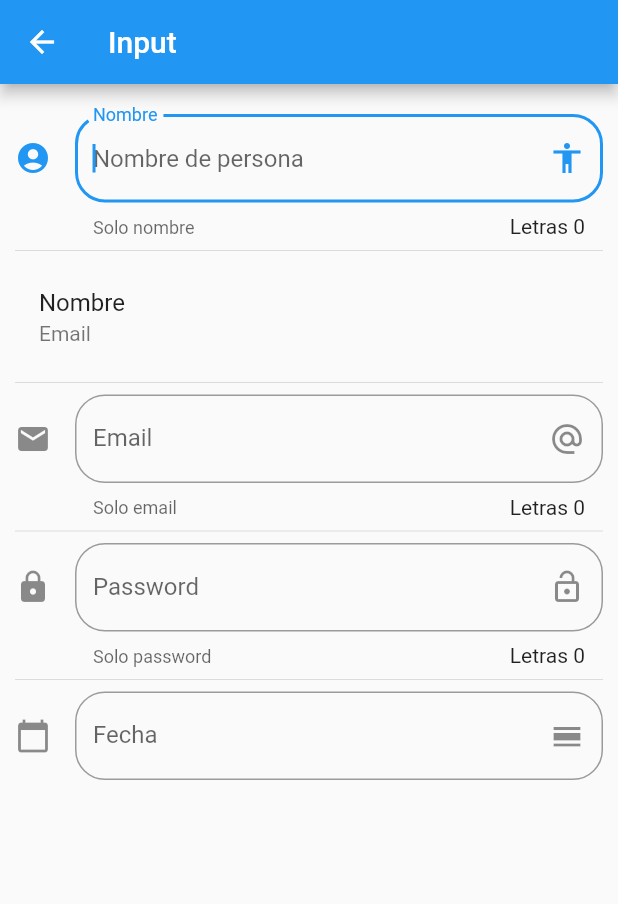
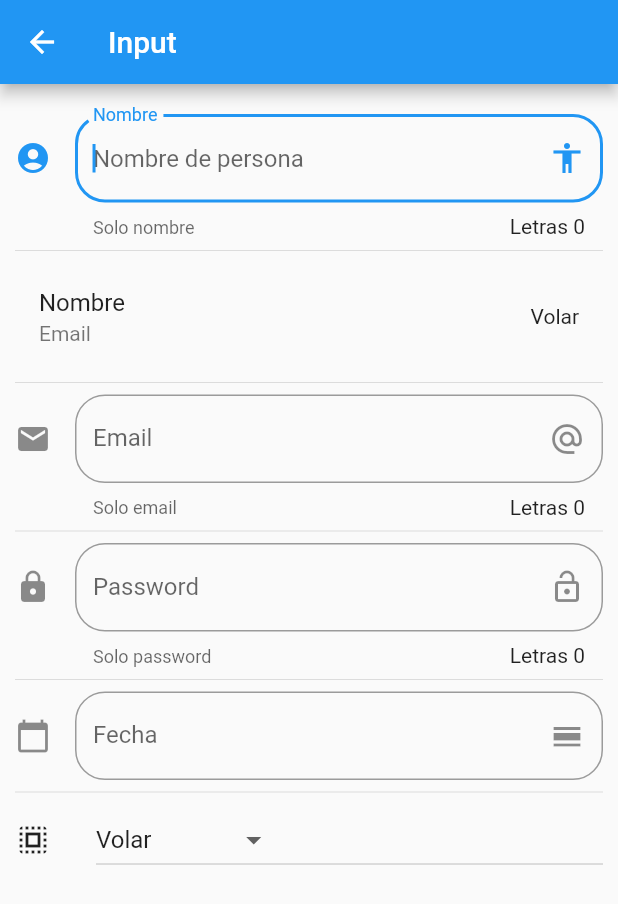
Before and after one commit to AlanCasasArevalo/Components-Flutter, a Flutter app: the InputPage screen opened by its route, on a phone screen of 412 x 824 dp. Shown: the top 904 px of the screen. Run offline on Flutter 3.47's test engine with Material 2 defaults, Android fonts, the phone set to English and light mode, and no system bars.

Commit message:
[FEATURE][INPUTS] * Input selected options was added

```diff
--- a/lib/src/pages/input_page.dart
+++ b/lib/src/pages/input_page.dart
@@ -6,13 +6,16 @@ class InputPage extends StatefulWidget {
 }
 
 class _InputPageState extends State<InputPage> {
-
   String _name = '';
   String _email = '';
   String _password = '';
   String _date = '';
+  String _optionSelected = 'Volar';
 
-  TextEditingController _inputTextFieldDateController = new TextEditingController();
+  List<String> _powers = ['Volar', 'Super Fuerza', 'Rayos laser'];
+
+  TextEditingController _inputTextFieldDateController =
+  new TextEditingController();
 
   @override
   Widget build(BuildContext context) {
@@ -31,7 +34,9 @@ class _InputPageState extends State<InputPage> {
           Divider(),
           _passwordCreation(),
           Divider(),
-          _dateCreation(context)
+          _dateCreation(context),
+          Divider(),
+          _dropDownCreation(),
         ],
       ),
     );
@@ -39,9 +44,8 @@ class _InputPageState extends State<InputPage> {
 
   Widget _personCreation() {
     return ListTile(
-      title: Text('Nombre ${ _name }'),
-      subtitle: Text('Email ${ _email }')
-    );
+        trailing: Text(_optionSelected),
+        title: Text('Nombre ${_name}'), subtitle: Text('Email ${_email}'));
   }
 
   Widget _inputCreate() {
@@ -49,16 +53,13 @@ class _InputPageState extends State<InputPage> {
       autofocus: true,
       textCapitalization: TextCapitalization.sentences,
       decoration: InputDecoration(
-          border: OutlineInputBorder(
-              borderRadius: BorderRadius.circular(20.0)
-          ),
-          counter: Text('Letras ${ _name.length }'),
+          border: OutlineInputBorder(borderRadius: BorderRadius.circular(20.0)),
+          counter: Text('Letras ${_name.length}'),
           hintText: 'Nombre de persona',
           labelText: 'Nombre',
           helperText: 'Solo nombre',
           suffixIcon: Icon(Icons.accessibility),
-          icon: Icon(Icons.account_circle)
-      ),
+          icon: Icon(Icons.account_circle)),
       onChanged: (value) {
         setState(() {
           _name = value;
@@ -71,16 +72,13 @@ class _InputPageState extends State<InputPage> {
     return TextField(
       keyboardType: TextInputType.emailAddress,
       decoration: InputDecoration(
-          border: OutlineInputBorder(
-              borderRadius: BorderRadius.circular(20.0)
-          ),
-          counter: Text('Letras ${ _email.length }'),
+          border: OutlineInputBorder(borderRadius: BorderRadius.circular(20.0)),
+          counter: Text('Letras ${_email.length}'),
           hintText: 'Email',
           labelText: 'Email',
           helperText: 'Solo email',
           suffixIcon: Icon(Icons.alternate_email),
-          icon: Icon(Icons.email)
-      ),
+          icon: Icon(Icons.email)),
       onChanged: (value) {
         setState(() {
           _email = value;
@@ -93,16 +91,13 @@ class _InputPageState extends State<InputPage> {
     return TextField(
       obscureText: true,
       decoration: InputDecoration(
-          border: OutlineInputBorder(
-              borderRadius: BorderRadius.circular(20.0)
-          ),
-          counter: Text('Letras ${ _email.length }'),
+          border: OutlineInputBorder(borderRadius: BorderRadius.circular(20.0)),
+          counter: Text('Letras ${_email.length}'),
           hintText: 'Password',
           labelText: 'Password',
           helperText: 'Solo password',
           suffixIcon: Icon(Icons.lock_open),
-          icon: Icon(Icons.lock)
-      ),
+          icon: Icon(Icons.lock)),
       onChanged: (value) {
         setState(() {
           _email = value;
@@ -116,14 +111,11 @@ class _InputPageState extends State<InputPage> {
       enableInteractiveSelection: false,
       controller: _inputTextFieldDateController,
       decoration: InputDecoration(
-          border: OutlineInputBorder(
-              borderRadius: BorderRadius.circular(20.0)
-          ),
+          border: OutlineInputBorder(borderRadius: BorderRadius.circular(20.0)),
           hintText: 'Fecha',
           labelText: 'Fecha',
           suffixIcon: Icon(Icons.calendar_view_day),
-          icon: Icon(Icons.calendar_today)
-      ),
+          icon: Icon(Icons.calendar_today)),
       onTap: () {
         FocusScope.of(context).requestFocus(new FocusNode());
         _selectDate(context);
@@ -137,8 +129,7 @@ class _InputPageState extends State<InputPage> {
         locale: Locale('es', 'ES'),
         initialDate: new DateTime.now(),
         firstDate: new DateTime(2019),
-        lastDate: new DateTime(2045)
-    );
+        lastDate: new DateTime(2045));
 
     if (picked != null) {
       setState(() {
@@ -148,4 +139,30 @@ class _InputPageState extends State<InputPage> {
     }
   }
 
+  Widget _dropDownCreation() {
+    Widget dropDown = DropdownButton(
+        value: _optionSelected,
+        items: _getOptionsDropDown(),
+        onChanged: (option) {
+          setState(() {
+            _optionSelected = option;
+          });
+        });
+
+    return Row(
+      children: [
+        Icon(Icons.select_all),
+        SizedBox(width: 30.0),
+        Expanded(child: dropDown)
+      ],
+    );
+  }
+
+  List<DropdownMenuItem<String>> _getOptionsDropDown() {
+    List<DropdownMenuItem<String>> list = new List();
+    _powers.forEach((power) {
+      list.add(DropdownMenuItem(child: Text(power), value: power));
+    });
+    return list;
+  }
 }
```
